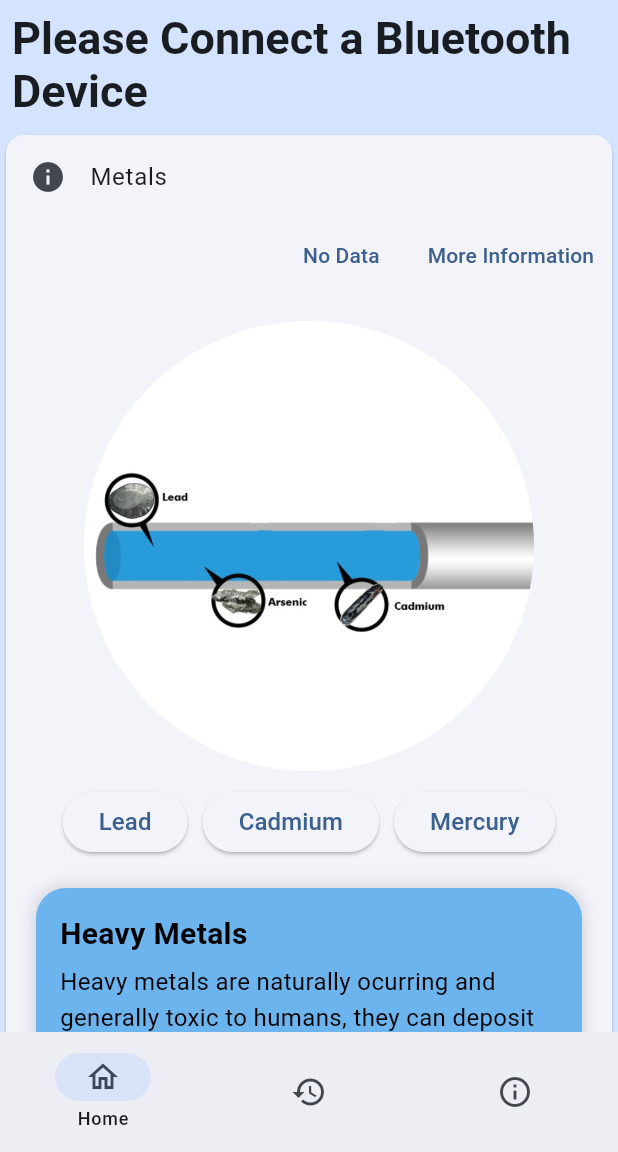
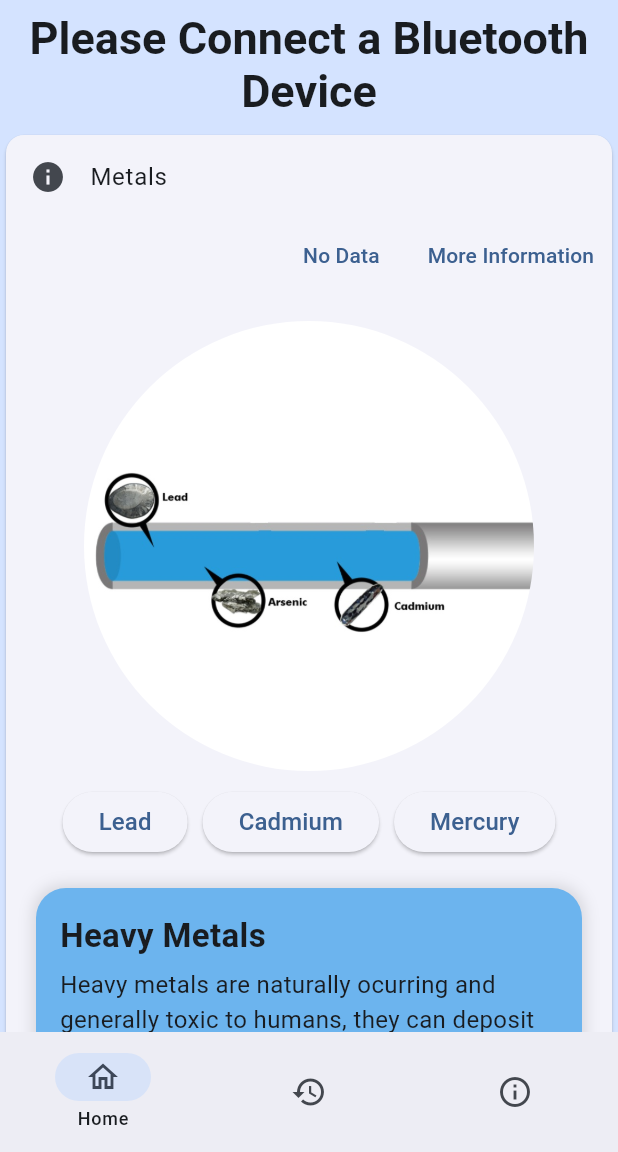
Before and after one commit to austinmedina/WaterBaddiesApp, a Flutter app: the screen it shows after launch, after a tap on "More Information", on a phone screen of 412 x 824 dp, the part 84-1236 px from its top. Run offline on Flutter 3.47's test engine with Material 3 defaults, Android fonts, the light colour scheme and no system bars; our stand-ins replace flutter_blue_plus, flutter_tts, geolocator, open_file, shared_preferences, syncfusion_flutter_charts and 1 more.

Commit message:
Fixed formatting and image error

```diff
--- a/lib/main.dart
+++ b/lib/main.dart
@@ -564,8 +564,8 @@ class _WaterBaddiesInfoState extends State<WaterBaddiesInfo> {
               selector: (context, state) => state.connectionMessage,
               builder: (context, connectionMessage, child) {
                 return Padding(padding: const EdgeInsets.all(8.0),
-                  child: Text(connectionMessage ?? "",
-                            style: TextStyle(fontWeight: FontWeight.bold, fontSize: 30.0),
+                  child: Text(connectionMessage ?? "", textAlign: TextAlign.center,
+                            style: TextStyle(fontWeight: FontWeight.bold, fontSize: 30.0, ),
                     )
                 );
               },
@@ -1148,10 +1148,8 @@ SizedBox(height: 10),
             child: Column(
               crossAxisAlignment: CrossAxisAlignment.start,
               children: [
-                _buildSectionTitle("Heavy Metals", Colors.black),
-                _buildText(
-                    "Heavy metals are naturally ocurring and generally toxic to humans, they can deposit into water systems through household plumbing through runoff from mining operations, petroleum refineries, cement or electronics manufacturures, and waste disposal operations.\nHumans can be detrimentally affected by increased exposure to heavy metals. Heavy metals bioaccumulate in the body over time, meaning they are not easily excreted and can cause long-term health damage. Chronic exposure can lead to organ failure, neurological disorders, and increased cancer risk. Heavy metal contamination is a serious global issue, and staying informed can help minimize health risks",
-                    Colors.black),
+                _buildSectionTitle("Heavy Metals"),
+                _buildText("Heavy metals are naturally ocurring and generally toxic to humans, they can deposit into water systems through household plumbing through runoff from mining operations, petroleum refineries, cement or electronics manufacturures, and waste disposal operations.\nHumans can be detrimentally affected by increased exposure to heavy metals. Heavy metals bioaccumulate in the body over time, meaning they are not easily excreted and can cause long-term health damage. Chronic exposure can lead to organ failure, neurological disorders, and increased cancer risk. Heavy metal contamination is a serious global issue, and staying informed can help minimize health risks",),
               ],
             ),
           ),
@@ -1160,29 +1158,7 @@ SizedBox(height: 10),
       ),
     );
   }
-
-  Widget _buildSectionTitle(String title, Color textColor) {
-    return Padding(
-      padding: const EdgeInsets.only(bottom:6.0),
-      child: Text(
-        title,
-        style: TextStyle(fontSize: 20, fontWeight: FontWeight.bold, color: textColor),
-      ),
-    );
 }
-
-  Widget _buildText(String text, Color textColor) {
-    return Padding(
-      padding: const EdgeInsets.only(bottom: 6.0),
-      child: Text(
-        text,
-        style: TextStyle(color: textColor, fontSize: 16, height: 1.5),
-      ),
-    );
-  }
-}
-
-
 
 class InorganicsInfo extends StatefulWidget {
   @override
@@ -1199,6 +1175,7 @@ class _InorganicssInfoState extends State<InorganicsInfo> {
     'Nitrites': "EPA Standards: 1g/ml.\nNitrites are more reactive and can interfere with oxygen transport in the blood. Nitrite exposure may contribute to high blood pressure and vascular damage, increasing the risk of heart disease and stroke They originate from industrial waster, bacterial breakdown, and food preservatives.",
     'Phosphates': "Phosphorus is commonly found in agricultural fertilizers, manure, and organic waste from sewage and industrial effluent. While it is essential for plant growth, excessive phosphorus in water can accelerate eutrophication which is a process where increased mineral and organic nutrients reduce dissolved oxygen levels in rivers and lakes."
   };
+
   @override
   Widget build(BuildContext context) {
      return Padding(
@@ -1298,44 +1275,18 @@ if (selectedInorganic != null)
                 _buildText("Nitrite and nitrate ions are a part of the earth’s nitrogen cycle, they naturally occur in the soil and water environments. These inorganics are also released through human made products like fertilizers, waste water treatment facilities’ runoff."),
                 _buildText("Excessive nitrate consumption can interfere with the blood’s ability to carry oxygen, leading to methemoglobinemia, also known as blue baby syndrome. Bottle-fed infants under six months old are most vulnerable to this condition, which can cause serious illness or even death. Recent scientific studies suggest that long-term exposure to nitrate in drinking water, even at levels below the current regulatory standard, may be linked to thyroid disorders, adverse pregnancy outcomes, and certain cancers, particularly colorectal cancer. Further research is needed to confirm these findings."),
 
-         ], ),
+              ],
+            ),
           ),
           SizedBox(height: 30),
         ],
       ),
     );
   }
-
-
-  Widget _buildSectionTitle(String title) {
-    return Padding(
-      padding: const EdgeInsets.only(bottom: 4.0),
-      child: Text(
-        title,
-        style: TextStyle(fontSize: 20, fontWeight: FontWeight.bold),
-        softWrap: true,
-      ),
-    );
-  }
-
-  Widget _buildText(String text) {
-    return Padding(
-      padding: const EdgeInsets.only(bottom: 4.0),
-      child: Text(
-        text,
-        style: TextStyle(fontSize: 16),
-        softWrap: true,
-      ),
-    );
-  }
 }
 
 class MicroplasticsInfo extends StatelessWidget {
-   get imagePath => "images/Water Baddies.jpg";
-
-
   @override
-
   Widget build(BuildContext context) {
     return Padding(
       padding: EdgeInsets.all(16),
@@ -1345,8 +1296,8 @@ if (selectedInorganic != null)
         ClipOval(
           child: SizedBox.fromSize(
             size: const Size.fromRadius(144),
-    child: Image.network(
-      imagePath,
+            child: Image.asset(
+              "images/Water Baddies.jpg",
               fit: BoxFit.cover,
             ),
           ),
@@ -1381,21 +1332,9 @@ if (selectedInorganic != null)
           ),
         ),
       ]
-
       ),
     );
   }
-
-
-  Widget _buildSectionTitle(String title) {
-    return Padding(
-      padding: const EdgeInsets.only(bottom: 6.0),
-      child: Text(
-        title,
-        style: TextStyle(fontSize: 22, fontWeight: FontWeight.bold),
-        softWrap: true,
-      ),
-    );
 }
 
 Widget _buildText(String text) {
@@ -1408,6 +1347,16 @@ if (selectedInorganic != null)
     ),
   );
 }
+
+Widget _buildSectionTitle(String title) {
+  return Padding(
+    padding: const EdgeInsets.only(bottom: 6.0),
+    child: Text(
+      title,
+      style: TextStyle(fontSize: 22, fontWeight: FontWeight.bold),
+      softWrap: true,
+    ),
+  );
 }
 
 class About extends StatefulWidget {
```
Lines whose indentation alone changed are shown as unchanged.
